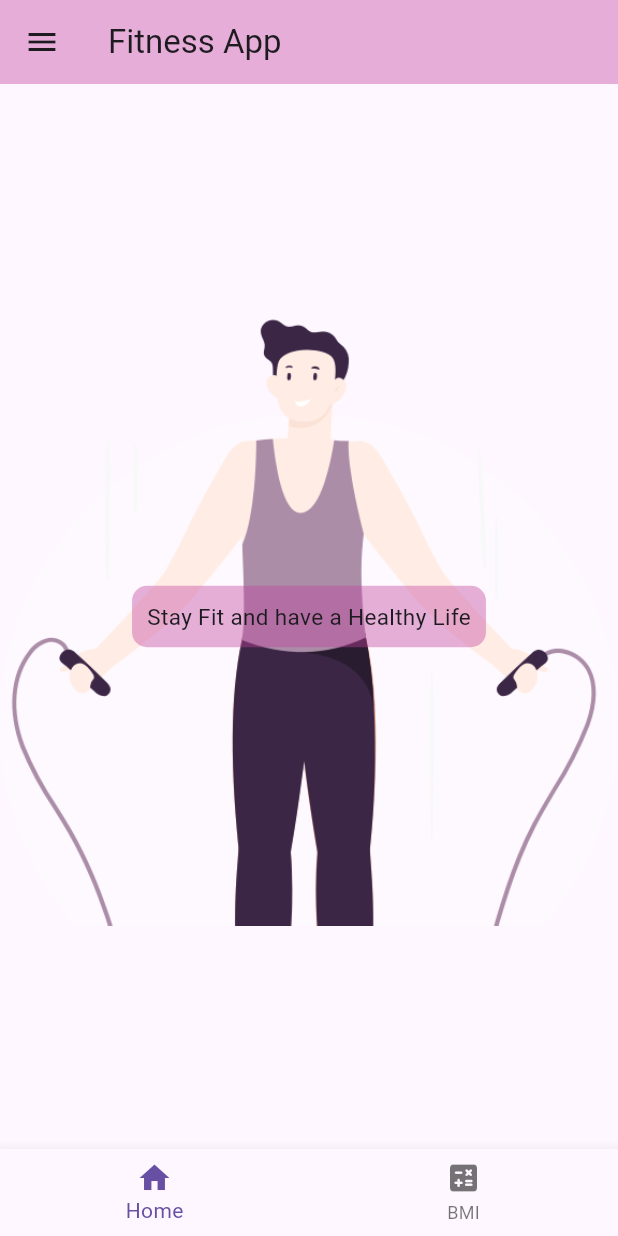
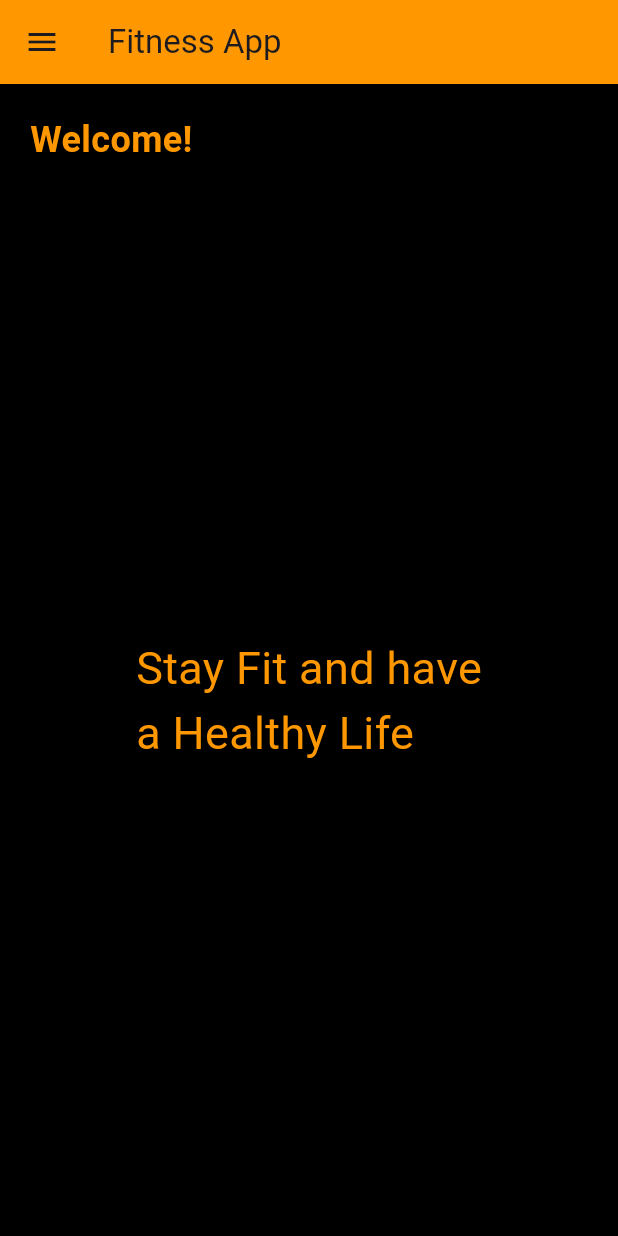
Before and after one commit to abdulWasayWaqas/Flutter-Fitness-App, a Flutter app: the HomeScreen screen opened directly, on a phone screen of 412 x 824 dp. Run offline on Flutter 3.47's test engine with Material 3 defaults, Android fonts, the phone set to English and light mode, and no system bars; our stand-ins replace geolocator, weather; missing offline and left inert: item_count_number_button.

Commit message:
Update homescreen.dart

```diff
--- a/lib/screens/homescreen.dart
+++ b/lib/screens/homescreen.dart
@@ -1,33 +1,93 @@
-// ignore_for_file: prefer_const_constructors
-
-import 'package:first_app/common/bottombar.dart';
 import 'package:first_app/common/menudrawer.dart';
 import 'package:flutter/material.dart';
 
 class HomeScreen extends StatelessWidget {
-  const HomeScreen({super.key});
+  const HomeScreen({Key? key});
 
   @override
   Widget build(BuildContext context) {
     return Scaffold(
-        appBar: AppBar(
-          title: Text("Fitness App"),
-          backgroundColor: Color.fromARGB(103, 192, 64, 156),
+      appBar: AppBar(
+        title: Text("Fitness App"),
+        backgroundColor: Colors.orange,
+      ),
+      drawer: const MenuDrawer(),
+      body: Container(
+        color: Colors.black,
+        child: Column(
+          crossAxisAlignment: CrossAxisAlignment.start,
+          children: [
+            Padding(
+              padding: const EdgeInsets.only(top: 20.0, left: 20.0),
+              child: Text(
+                "Welcome!",
+                style: TextStyle(
+                  fontSize: 24,
+                  fontWeight: FontWeight.bold,
+                  color: Colors.orange,
+                ),
+              ),
+            ),
+            Expanded(
+              child: Center(
+                child: BubbleAnimation(),
+              ),
+            ),
+          ],
         ),
-        drawer: const MenuDrawer(),
-        bottomNavigationBar: MyBottomNavBar(),
-        body: Container(
-            decoration: BoxDecoration(
-                image: DecorationImage(image: AssetImage("assets/home.png"))),
-            child: Center(
-                child: Container(
-                    padding: EdgeInsets.all(10),
-                    decoration: BoxDecoration(
-                        borderRadius: BorderRadius.all(Radius.circular(10)),
-                        color: Color.fromARGB(103, 192, 64, 156)),
-                    child: Text(
-                      "Stay Fit and have a Healthy Life",
-                      style: TextStyle(fontSize: 15),
-                    )))));
+      ),
+    );
   }
 }
+
+class BubbleAnimation extends StatefulWidget {
+  @override
+  _BubbleAnimationState createState() => _BubbleAnimationState();
+}
+
+class _BubbleAnimationState extends State<BubbleAnimation>
+    with SingleTickerProviderStateMixin {
+  late AnimationController _controller;
+  late Animation<double> _bubbleScaleAnimation;
+
+  @override
+  void initState() {
+    super.initState();
+    _controller = AnimationController(
+      vsync: this,
+      duration: Duration(seconds: 3),
+    );
+    _bubbleScaleAnimation =
+        Tween<double>(begin: 0.0, end: 1.0).animate(CurvedAnimation(
+      parent: _controller,
+      curve: Interval(0.0, 0.5, curve: Curves.easeInOut),
+    ));
+    _controller.forward();
+  }
+
+  @override
+  void dispose() {
+    _controller.dispose();
+    super.dispose();
+  }
+
+  @override
+  Widget build(BuildContext context) {
+    return AnimatedBuilder(
+      animation: _controller,
+      builder: (context, child) {
+        return Opacity(
+          opacity: _bubbleScaleAnimation.value,
+          child: Text(
+            "Stay Fit and have\na Healthy Life",
+            style: TextStyle(
+              fontSize: 30,
+              color: Colors.orange,
+            ),
+            textAlign: TextAlign.left,
+          ),
+        );
+      },
+    );
+  }
+}
```
